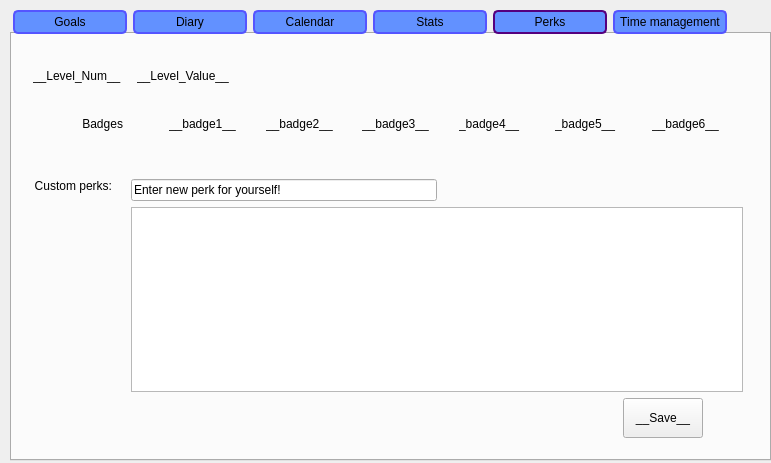
Qt form Combine/organizerui.ui (pzksHackathon/CactusHackathon) before a commit.
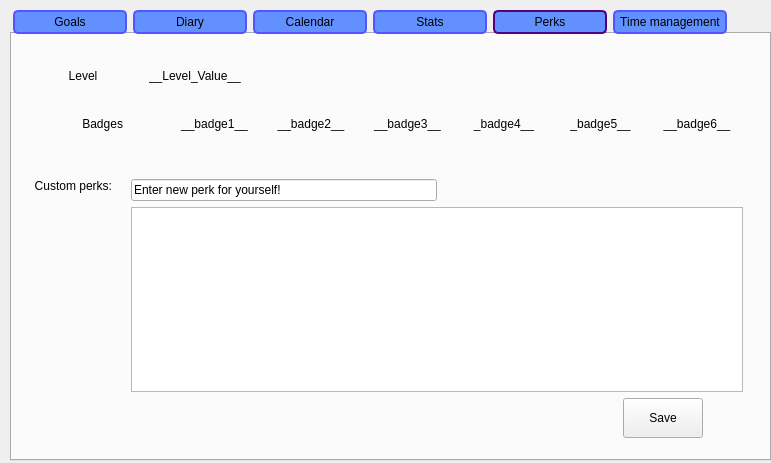
The same form after that commit. The open tabs and pages were chosen to show the change.

Diff of the .ui file:
```diff
--- a/Combine/organizerui.ui
+++ b/Combine/organizerui.ui
@@ -40,6 +40,13 @@
 }
 QTabBar::tab:hover{ 
 background-color:rgb(225, 225, 225); 
+}
+
+QComboBox{
+width: 80px;
+background-color: rgb(98, 145, 255);
+
+border: 5px solid rgb(85, 85, 255);
 }</string>
     </property>
     <property name="currentIndex">
@@ -2446,8 +2453,17 @@
         <layout class="QHBoxLayout" name="horizontalLayout_20">
          <item>
           <widget class="QLabel" name="level_label">
+           <property name="minimumSize">
+            <size>
+             <width>100</width>
+             <height>0</height>
+            </size>
+           </property>
            <property name="text">
-            <string>__Level_Num__</string>
+            <string>Level</string>
+           </property>
+           <property name="alignment">
+            <set>Qt::AlignCenter</set>
            </property>
           </widget>
          </item>
@@ -2522,6 +2538,9 @@
            <property name="text">
             <string>__badge1__</string>
            </property>
+           <property name="alignment">
+            <set>Qt::AlignCenter</set>
+           </property>
           </widget>
          </item>
          <item>
@@ -2529,6 +2548,9 @@
            <property name="text">
             <string>__badge2__</string>
            </property>
+           <property name="alignment">
+            <set>Qt::AlignCenter</set>
+           </property>
           </widget>
          </item>
          <item>
@@ -2536,6 +2558,9 @@
            <property name="text">
             <string>__badge3__</string>
            </property>
+           <property name="alignment">
+            <set>Qt::AlignCenter</set>
+           </property>
           </widget>
          </item>
          <item>
@@ -2543,6 +2568,9 @@
            <property name="text">
             <string>_badge4__</string>
            </property>
+           <property name="alignment">
+            <set>Qt::AlignCenter</set>
+           </property>
           </widget>
          </item>
          <item>
@@ -2550,6 +2578,9 @@
            <property name="text">
             <string>_badge5__</string>
            </property>
+           <property name="alignment">
+            <set>Qt::AlignCenter</set>
+           </property>
           </widget>
          </item>
          <item>
@@ -2557,6 +2588,9 @@
            <property name="text">
             <string>__badge6__</string>
            </property>
+           <property name="alignment">
+            <set>Qt::AlignCenter</set>
+           </property>
           </widget>
          </item>
         </layout>
@@ -2656,7 +2690,7 @@
               </size>
              </property>
              <property name="text">
-              <string>__Save__</string>
+              <string>Save</string>
              </property>
             </widget>
            </item>
```
Left out of the diff: 6 changed lines with no effect on the pictures.
